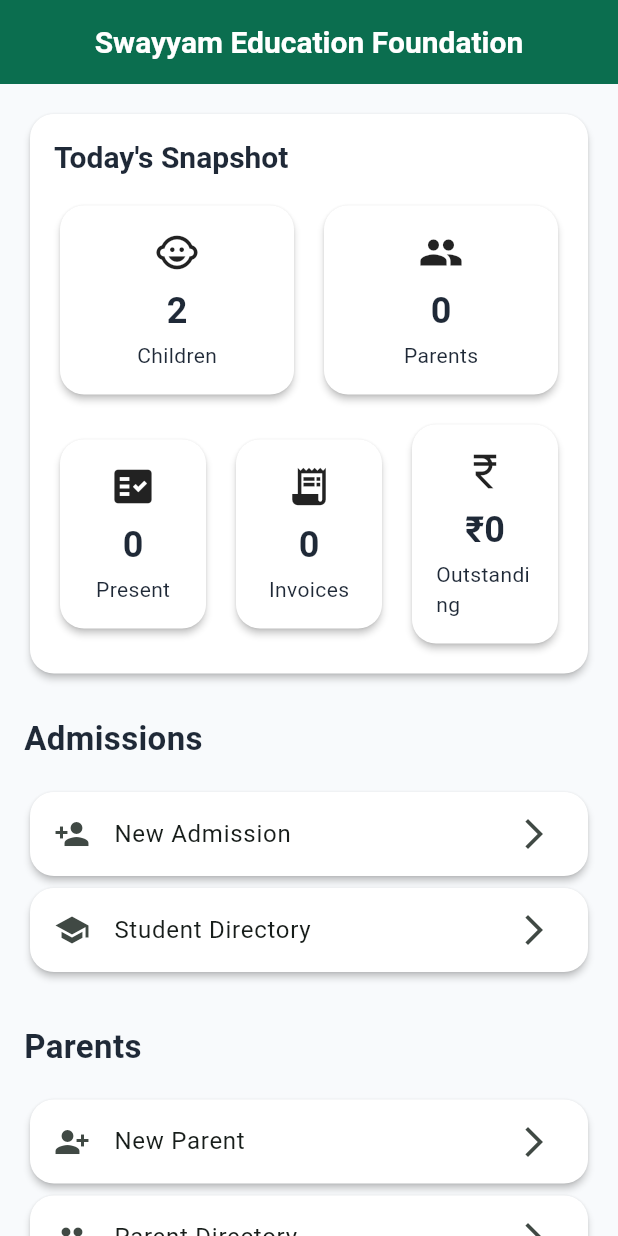
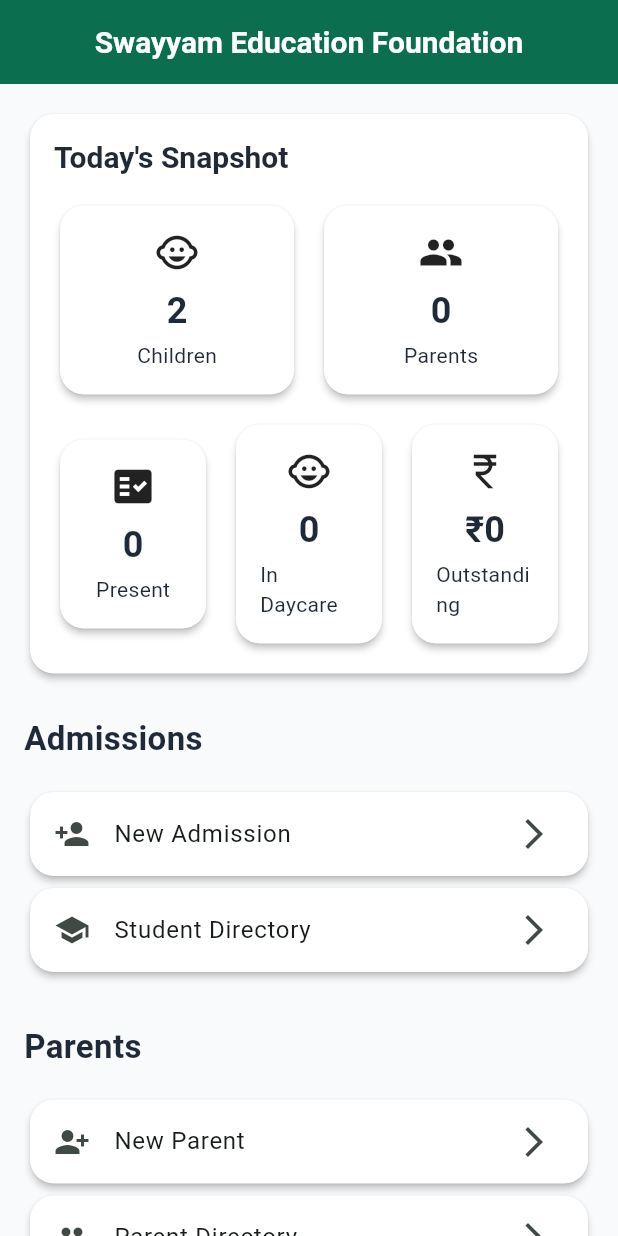
Before and after one commit to bhagwatgouri-beep/cubs_corner_connect, a Flutter app: the screen it shows after launch, on a phone screen of 412 x 824 dp. Run offline on Flutter 3.47's test engine with Material 3 defaults, Android fonts, the phone set to English and light mode, and no system bars; our stand-ins replace cloud_firestore, firebase_auth, firebase_core, image_picker; accounts and stored records are empty.

Commit message:
Enhance admin dashboard with live daycare count

```diff
--- a/lib/features/admin/dashboard/admin_dashboard_screen.dart
+++ b/lib/features/admin/dashboard/admin_dashboard_screen.dart
@@ -1,5 +1,5 @@
 import 'package:flutter/material.dart';
-
+import '../../../repositories/daycare_repository.dart';
 import '../../../repositories/billing_repository.dart';
 import '../../../repositories/parent_repository.dart';
 import '../../../repositories/student_repository.dart';
@@ -26,6 +26,8 @@
 
   static final _attendanceRepository =
       AttendanceRepository.instance;
+  static final _daycareRepository =
+      DaycareRepository.instance;
 
   @override
   Widget build(BuildContext context) {
@@ -35,14 +37,15 @@
     final totalParents =
         _parentRepository.parents.length;
 
-    final pendingInvoices =
-        _billingRepository.pendingInvoices().length;
-
     final outstanding =
     _billingRepository.totalOutstanding();
 
     final presentToday =
         _attendanceRepository.todayAttendance().length;
+    final insideDaycare =
+        _daycareRepository
+            .activeChildren(DateTime.now())
+            .length;
 
     return Scaffold(
       appBar: AppBar(
@@ -97,9 +100,9 @@
                       const SizedBox(width: 12),
                       Expanded(
                         child: _StatCard(
-                          title: 'Invoices',
-                          value: pendingInvoices.toString(),
-                          icon: Icons.receipt_long,
+                          title: 'In Daycare',
+                          value: insideDaycare.toString(),
+                          icon: Icons.child_care,
                         ),
                       ),
                       const SizedBox(width: 12),
```
